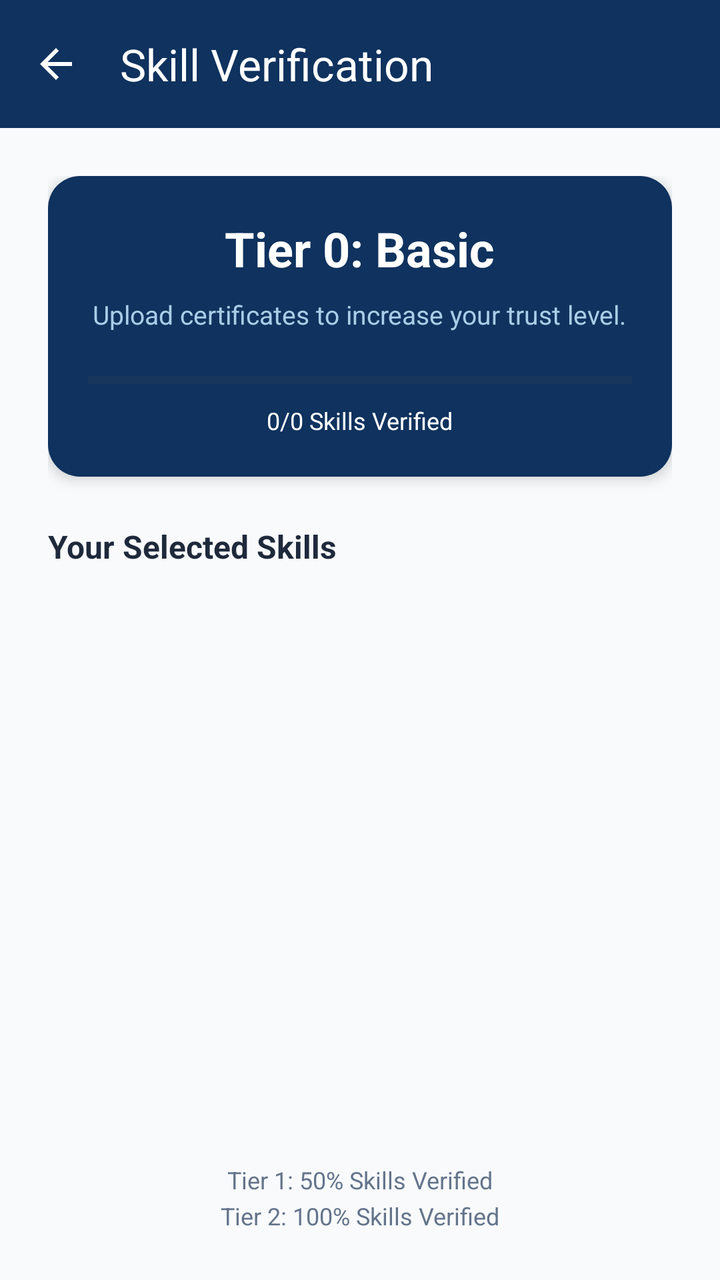
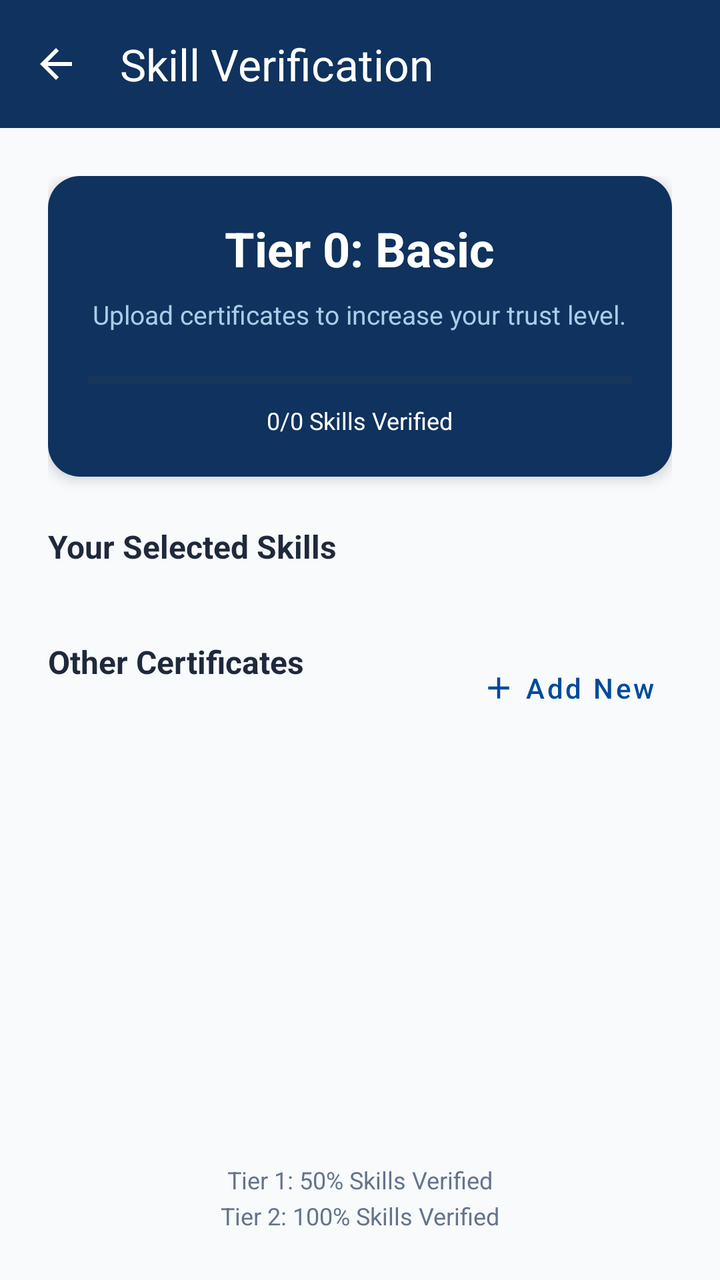

Two renders of the same Android screen: before a commit and after it. Below are the layout's source before the change and the commit's diff.
<!-- AndroidManifest.xml: application theme Theme.STRACT -->
<!-- res/layout/activity_worker_verification.xml -->
<?xml version="1.0" encoding="utf-8"?>
<LinearLayout xmlns:android="http://schemas.android.com/apk/res/android"
    xmlns:app="http://schemas.android.com/apk/res-auto"
    xmlns:tools="http://schemas.android.com/tools"
    android:layout_width="match_parent"
    android:layout_height="match_parent"
    android:orientation="vertical"
    android:background="#F8FAFC">

    <androidx.appcompat.widget.Toolbar
        android:id="@+id/toolbar"
        android:layout_width="match_parent"
        android:layout_height="?attr/actionBarSize"
        android:background="#0F325E"
        app:navigationIcon="@drawable/ic_back"
        app:navigationIconTint="#FFFFFF"
        app:title="Skill Verification"
        app:titleTextColor="#FFFFFF" />

    <androidx.core.widget.NestedScrollView
        android:layout_width="match_parent"
        android:layout_height="match_parent"
        android:fillViewport="true">

        <LinearLayout
            android:layout_width="match_parent"
            android:layout_height="wrap_content"
            android:orientation="vertical"
            android:padding="24dp">

            
            <com.google.android.material.card.MaterialCardView
                android:layout_width="match_parent"
                android:layout_height="wrap_content"
                app:cardCornerRadius="16dp"
                app:cardElevation="4dp"
                app:strokeWidth="0dp"
                android:layout_marginBottom="24dp">

                <LinearLayout
                    android:layout_width="match_parent"
                    android:layout_height="wrap_content"
                    android:orientation="vertical"
                    android:padding="20dp"
                    android:background="#0F325E"
                    android:gravity="center">

                    <TextView
                        android:id="@+id/tvCurrentTier"
                        android:layout_width="wrap_content"
                        android:layout_height="wrap_content"
                        android:text="Tier 0: Basic"
                        android:textColor="#FFFFFF"
                        android:textSize="24sp"
                        android:textStyle="bold" />

                    <TextView
                        android:id="@+id/tvTierDescription"
                        android:layout_width="wrap_content"
                        android:layout_height="wrap_content"
                        android:layout_marginTop="8dp"
                        android:text="Upload certificates to increase your trust level."
                        android:textColor="#AACDE8"
                        android:textSize="13sp"
                        android:gravity="center" />

                    <ProgressBar
                        android:id="@+id/tierProgressBar"
                        style="?android:attr/progressBarStyleHorizontal"
                        android:layout_width="match_parent"
                        android:layout_height="8dp"
                        android:layout_marginTop="20dp"
                        android:progress="0"
                        android:progressTint="#22C55E"
                        android:progressBackgroundTint="#334155" />

                    <TextView
                        android:id="@+id/tvProgressLabel"
                        android:layout_width="wrap_content"
                        android:layout_height="wrap_content"
                        android:layout_marginTop="8dp"
                        android:text="0/0 Skills Verified"
                        android:textColor="#FFFFFF"
                        android:textSize="12sp" />

                </LinearLayout>
            </com.google.android.material.card.MaterialCardView>

            <TextView
                android:layout_width="wrap_content"
                android:layout_height="wrap_content"
                android:text="Your Selected Skills"
                android:textColor="#1E293B"
                android:textSize="16sp"
                android:textStyle="bold"
                android:layout_marginBottom="12dp" />

            <androidx.recyclerview.widget.RecyclerView
                android:id="@+id/rvSkillVerification"
                android:layout_width="match_parent"
                android:layout_height="wrap_content"
                android:nestedScrollingEnabled="false"
                tools:listitem="@layout/item_skill_verification" />

            <View
                android:layout_width="match_parent"
                android:layout_height="0dp"
                android:layout_weight="1" />

            <TextView
                android:layout_width="match_parent"
                android:layout_height="wrap_content"
                android:text="Tier 1: 50% Skills Verified\nTier 2: 100% Skills Verified"
                android:textColor="#64748B"
                android:textSize="12sp"
                android:gravity="center"
                android:lineSpacingExtra="4dp"
                android:layout_marginTop="24dp" />

        </LinearLayout>
    </androidx.core.widget.NestedScrollView>

    
    <FrameLayout
        android:id="@+id/loadingOverlay"
        android:layout_width="match_parent"
        android:layout_height="match_parent"
        android:background="#80000000"
        android:visibility="gone"
        android:clickable="true"
        android:focusable="true">
        <ProgressBar
            android:layout_width="wrap_content"
            android:layout_height="wrap_content"
            android:layout_gravity="center"
            android:indeterminateTint="#FFFFFF" />
    </FrameLayout>

</LinearLayout>
<!-- res/layout/item_skill_verification.xml (included above) -->
<?xml version="1.0" encoding="utf-8"?>
<com.google.android.material.card.MaterialCardView
    xmlns:android="http://schemas.android.com/apk/res/android"
    xmlns:app="http://schemas.android.com/apk/res-auto"
    xmlns:tools="http://schemas.android.com/tools"
    android:layout_width="match_parent"
    android:layout_height="wrap_content"
    android:layout_marginBottom="12dp"
    app:cardCornerRadius="12dp"
    app:cardElevation="2dp"
    app:strokeWidth="1dp"
    app:strokeColor="#E2E8F0">

    <LinearLayout
        android:layout_width="match_parent"
        android:layout_height="wrap_content"
        android:orientation="horizontal"
        android:padding="16dp"
        android:gravity="center_vertical">

        <LinearLayout
            android:layout_width="0dp"
            android:layout_height="wrap_content"
            android:layout_weight="1"
            android:orientation="vertical">

            <TextView
                android:id="@+id/tvSkillName"
                android:layout_width="wrap_content"
                android:layout_height="wrap_content"
                android:text="Plumbing"
                android:textColor="#1E293B"
                android:textSize="16sp"
                android:textStyle="bold" />

            <TextView
                android:id="@+id/tvVerificationStatus"
                android:layout_width="wrap_content"
                android:layout_height="wrap_content"
                android:text="Not Verified"
                android:textColor="#94A3B8"
                android:textSize="12sp"
                android:layout_marginTop="2dp" />
        </LinearLayout>

        <com.google.android.material.button.MaterialButton
            android:id="@+id/btnAction"
            style="@style/Widget.MaterialComponents.Button.TextButton"
            android:layout_width="wrap_content"
            android:layout_height="wrap_content"
            android:text="Upload"
            android:textAllCaps="false"
            android:textStyle="bold"
            android:textColor="#004A99"
            app:icon="@drawable/ic_plus"
            app:iconTint="#004A99" />

    </LinearLayout>

</com.google.android.material.card.MaterialCardView>
<!-- resources referenced by this layout -->
<resources>
  <!-- drawable ic_back (drawable) -->
  <?xml version="1.0" encoding="utf-8"?>
  <vector xmlns:android="http://schemas.android.com/apk/res/android"
      android:width="24dp"
      android:height="24dp"
      android:viewportWidth="24"
      android:viewportHeight="24">
      <path
          android:fillColor="#FFFFFF"
          android:pathData="M20,11H7.83l5.59,-5.59L12,4l-8,8 8,8 1.41,-1.41L7.83,13H20v-2z"/>
  </vector>
  <!-- drawable ic_plus (drawable) -->
  <vector xmlns:android="http://schemas.android.com/apk/res/android"
      android:width="24dp"
      android:height="24dp"
      android:viewportWidth="24"
      android:viewportHeight="24">
      <path
          android:fillColor="#000000"
          android:pathData="M19,13h-6v6h-2v-6H5v-2h6V5h2v6h6v2Z"/>
  </vector>
  <style name="Theme.STRACT" parent="Base.Theme.STRACT" />
  <style name="Base.Theme.STRACT" parent="Theme.Material3.DayNight.NoActionBar">
          <item name="colorPrimary">#004A99</item>
          <item name="colorPrimaryContainer">#004A99</item>
          <item name="colorOnPrimary">#FFFFFF</item>
          <item name="colorSecondary">#004A99</item>
          <item name="colorOnSecondary">#FFFFFF</item>
          <item name="colorTertiary">#004A99</item>
          <item name="colorSecondaryContainer">#EBF2FF</item>
          <item name="colorOnSecondaryContainer">#004A99</item>
          <item name="android:statusBarColor">#004A99</item>
          <item name="android:navigationBarColor">#FFFFFF</item>
          <item name="android:windowLightStatusBar" tools:targetApi="m">false</item>
      </style>
</resources>

<!-- the commit's change to res/layout/activity_worker_verification.xml (unified diff, before → after) -->
@@ -97,6 +97,42 @@
 
             <androidx.recyclerview.widget.RecyclerView
                 android:id="@+id/rvSkillVerification"
+                android:layout_width="match_parent"
+                android:layout_height="wrap_content"
+                android:nestedScrollingEnabled="false"
+                tools:listitem="@layout/item_skill_verification" />
+
+            
+            <RelativeLayout
+                android:layout_width="match_parent"
+                android:layout_height="wrap_content"
+                android:layout_marginTop="24dp"
+                android:layout_marginBottom="12dp">
+
+                <TextView
+                    android:layout_width="wrap_content"
+                    android:layout_height="wrap_content"
+                    android:text="Other Certificates"
+                    android:textColor="#1E293B"
+                    android:textSize="16sp"
+                    android:textStyle="bold" />
+
+                <com.google.android.material.button.MaterialButton
+                    android:id="@+id/btnAddCertificate"
+                    style="@style/Widget.MaterialComponents.Button.TextButton"
+                    android:layout_width="wrap_content"
+                    android:layout_height="wrap_content"
+                    android:layout_alignParentEnd="true"
+                    android:layout_centerVertical="true"
+                    android:text="Add New"
+                    android:textAllCaps="false"
+                    android:textColor="#004A99"
+                    app:icon="@drawable/ic_plus"
+                    app:iconTint="#004A99" />
+            </RelativeLayout>
+
+            <androidx.recyclerview.widget.RecyclerView
+                android:id="@+id/rvOtherCertificates"
                 android:layout_width="match_parent"
                 android:layout_height="wrap_content"
                 android:nestedScrollingEnabled="false"
